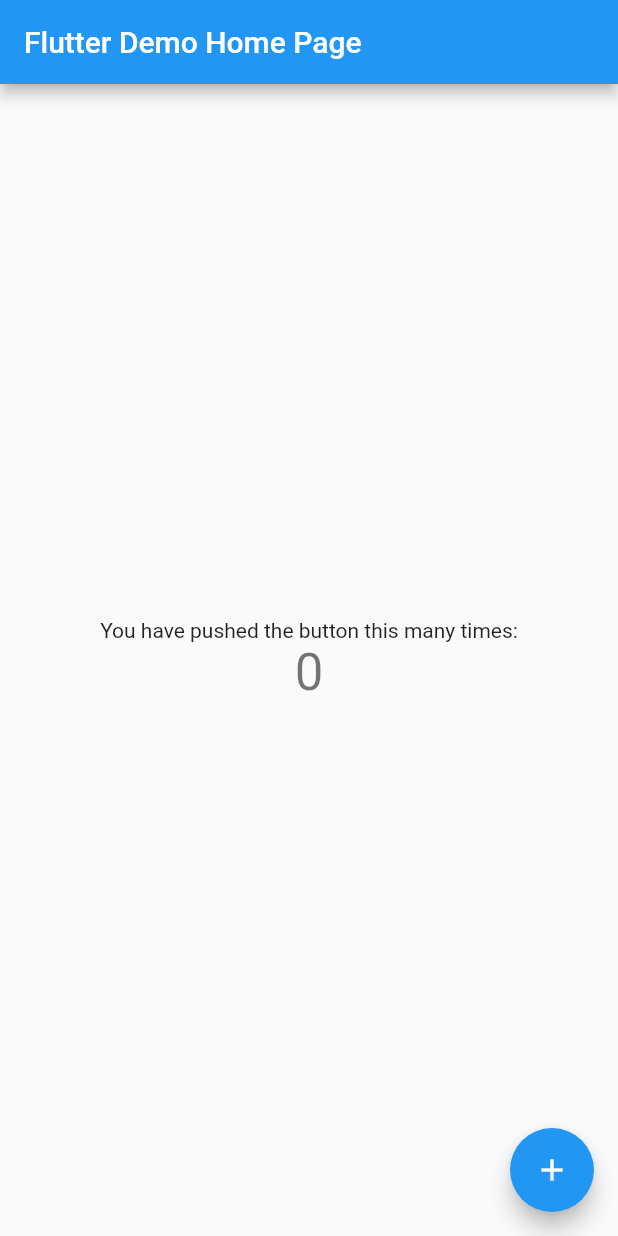
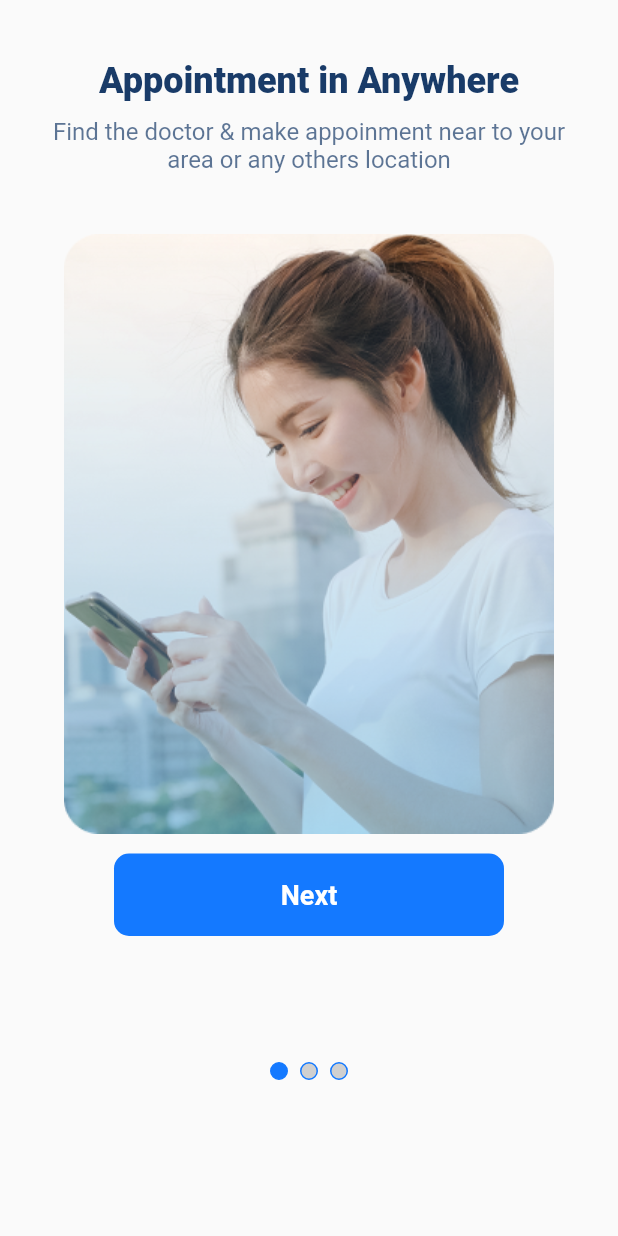
Before and after one commit to pistachio214/medi_talk_for_flutter, a Flutter app: the screen it shows after launch, on a phone screen of 412 x 824 dp. Run offline on Flutter 3.47's test engine with Material 2 defaults, Android fonts, the phone set to English and light mode, and no system bars; our stand-ins replace flutter_easyloading, shared_preferences.

Commit message:
update ios启动页和引导页完成

```diff
--- /dev/null
+++ b/lib/lang/const.dart
@@ -0,0 +1,23 @@
+class Const {
+  static String defaultSystemName = "Meditalk";
+
+  static String iosAppId = "xxxxxxxxxxxxxx";
+
+  static String androidAppId = "medi_talk";
+
+  static String defaultSystemThemeColor = "#1479FF";
+
+  static String defaultSystemLogo = "assets/images/logo.png";
+
+  static String defaultLoadingGif = "assets/images/loading.gif";
+
+  static String defaultBaseUrl = 'http://192.168.0.208/api';
+
+  static String defaultImageBaseUrl = "https://stationm.slyours.com";
+
+  // 确定按钮的key
+  static int okActionKey = 1;
+
+  // 取消按钮的key
+  static int cancelActionKey = 2;
+}
--- /dev/null
+++ b/lib/lang/routers.dart
@@ -0,0 +1,11 @@
+// ignore_for_file: non_constant_identifier_names
+class Routers {
+  /// 引导界面
+  static String LANDING = 'landing';
+
+  /// 登录界面
+  static String LOGIN = 'login';
+
+  /// main界面
+  static String MAIN = '/';
+}
--- a/lib/main.dart
+++ b/lib/main.dart
@@ -1,115 +1,45 @@
 import 'package:flutter/material.dart';
+import 'package:flutter/services.dart';
+import 'package:flutter_easyloading/flutter_easyloading.dart';
+import 'package:medi_talk_for_flutter/lang/const.dart';
+import 'package:medi_talk_for_flutter/lang/routers.dart';
+import 'package:medi_talk_for_flutter/router/global_router_key.dart';
+import 'package:medi_talk_for_flutter/router/index.dart';
+import 'package:medi_talk_for_flutter/utils/color_util.dart';
+import 'package:medi_talk_for_flutter/utils/shared_preferences_util.dart';
 
 void main() {
-  runApp(const MyApp());
+  WidgetsFlutterBinding.ensureInitialized();
+
+  SystemUiOverlayStyle systemUiOverlayStyle = const SystemUiOverlayStyle(
+    statusBarColor: Colors.transparent,
+  );
+
+  SystemChrome.setSystemUIOverlayStyle(systemUiOverlayStyle);
+
+  SharedPreferencesUtil.getInstance().then((_) {
+    runApp(const MediTalkApp());
+  });
 }
 
-class MyApp extends StatelessWidget {
-  const MyApp({super.key});
+class MediTalkApp extends StatelessWidget {
+  const MediTalkApp({super.key});
 
   // This widget is the root of your application.
   @override
   Widget build(BuildContext context) {
     return MaterialApp(
-      title: 'Flutter Demo',
+      title: Const.defaultSystemName,
       theme: ThemeData(
-        // This is the theme of your application.
-        //
-        // Try running your application with "flutter run". You'll see the
-        // application has a blue toolbar. Then, without quitting the app, try
-        // changing the primarySwatch below to Colors.green and then invoke
-        // "hot reload" (press "r" in the console where you ran "flutter run",
-        // or simply save your changes to "hot reload" in a Flutter IDE).
-        // Notice that the counter didn't reset back to zero; the application
-        // is not restarted.
-        primarySwatch: Colors.blue,
+        primarySwatch: ColorUtil.createMaterialColor(
+          ColorUtil.hexToColor(Const.defaultSystemThemeColor),
+        ),
+        // backgroundColor: const Color(0xffFFFFFF),
       ),
-      home: const MyHomePage(title: 'Flutter Demo Home Page'),
+      initialRoute: Routers.MAIN,
+      onGenerateRoute: onGenerateRoute,
+      navigatorKey: GlobalRouterKey.navigatorKey,
+      builder: EasyLoading.init(),
     );
   }
 }
-
-class MyHomePage extends StatefulWidget {
-  const MyHomePage({super.key, required this.title});
-
-  // This widget is the home page of your application. It is stateful, meaning
-  // that it has a State object (defined below) that contains fields that affect
-  // how it looks.
-
-  // This class is the configuration for the state. It holds the values (in this
-  // case the title) provided by the parent (in this case the App widget) and
-  // used by the build method of the State. Fields in a Widget subclass are
-  // always marked "final".
-
-  final String title;
-
-  @override
-  State<MyHomePage> createState() => _MyHomePageState();
-}
-
-class _MyHomePageState extends State<MyHomePage> {
-  int _counter = 0;
-
-  void _incrementCounter() {
-    setState(() {
-      // This call to setState tells the Flutter framework that something has
-      // changed in this State, which causes it to rerun the build method below
-      // so that the display can reflect the updated values. If we changed
-      // _counter without calling setState(), then the build method would not be
-      // called again, and so nothing would appear to happen.
-      _counter++;
-    });
-  }
-
-  @override
-  Widget build(BuildContext context) {
-    // This method is rerun every time setState is called, for instance as done
-    // by the _incrementCounter method above.
-    //
-    // The Flutter framework has been optimized to make rerunning build methods
-    // fast, so that you can just rebuild anything that needs updating rather
-    // than having to individually change instances of widgets.
-    return Scaffold(
-      appBar: AppBar(
-        // Here we take the value from the MyHomePage object that was created by
-        // the App.build method, and use it to set our appbar title.
-        title: Text(widget.title),
-      ),
-      body: Center(
-        // Center is a layout widget. It takes a single child and positions it
-        // in the middle of the parent.
-        child: Column(
-          // Column is also a layout widget. It takes a list of children and
-          // arranges them vertically. By default, it sizes itself to fit its
-          // children horizontally, and tries to be as tall as its parent.
-          //
-          // Invoke "debug painting" (press "p" in the console, choose the
-          // "Toggle Debug Paint" action from the Flutter Inspector in Android
-          // Studio, or the "Toggle Debug Paint" command in Visual Studio Code)
-          // to see the wireframe for each widget.
-          //
-          // Column has various properties to control how it sizes itself and
-          // how it positions its children. Here we use mainAxisAlignment to
-          // center the children vertically; the main axis here is the vertical
-          // axis because Columns are vertical (the cross axis would be
-          // horizontal).
-          mainAxisAlignment: MainAxisAlignment.center,
-          children: <Widget>[
-            const Text(
-              'You have pushed the button this many times:',
-            ),
-            Text(
-              '$_counter',
-              style: Theme.of(context).textTheme.headline4,
-            ),
-          ],
-        ),
-      ),
-      floatingActionButton: FloatingActionButton(
-        onPressed: _incrementCounter,
-        tooltip: 'Increment',
-        child: const Icon(Icons.add),
-      ), // This trailing comma makes auto-formatting nicer for build methods.
-    );
-  }
-}
--- /dev/null
+++ b/lib/router/global_router_key.dart
@@ -0,0 +1,5 @@
+import 'package:flutter/cupertino.dart';
+
+class GlobalRouterKey {
+  static GlobalKey<NavigatorState> navigatorKey = GlobalKey();
+}
--- /dev/null
+++ b/lib/router/index.dart
@@ -0,0 +1,58 @@
+import 'package:flutter/material.dart';
+import 'package:flutter_easyloading/flutter_easyloading.dart';
+import 'package:medi_talk_for_flutter/utils/shared_preferences_util.dart';
+import 'package:medi_talk_for_flutter/lang/routers.dart';
+import 'package:medi_talk_for_flutter/views/landing/index.dart';
+import 'package:medi_talk_for_flutter/views/login/index.dart';
+import 'package:medi_talk_for_flutter/views/main/index.dart';
+
+final Map<String, Function> routes = {
+  Routers.LANDING: (context) => const Landing(),
+  Routers.LOGIN: (context) => const Login(),
+  Routers.MAIN: (context) => const Main(),
+};
+
+final List<String> noValidationRouters = <String>[
+  Routers.LANDING,
+  Routers.LOGIN,
+];
+
+var onGenerateRoute = (RouteSettings settings) {
+  //String? 表示name为可空类型
+  final String? name = settings.name;
+  //Function? 表示pageContentBuilder为可空类型
+  final Function? pageContentBuilder = routes[name];
+
+  if (pageContentBuilder != null) {
+    // 判断是否第一次打开App(打开引导页)
+    bool? firstOpenStatus =
+        SharedPreferencesUtil.preferences.getBool("fistOpen");
+    if (firstOpenStatus == null || !firstOpenStatus) {
+      return MaterialPageRoute(builder: (context) => const Landing());
+    }
+
+    // 非登录界面检测是否有token的存在,其余的都要登录
+    if (noValidationRouters.isNotEmpty && !noValidationRouters.contains(name)) {
+      String? token = SharedPreferencesUtil.preferences.getString("token");
+      if (token == null) {
+        EasyLoading.showToast("请您先登录后再执行操作");
+        return MaterialPageRoute(builder: (context) => const Login());
+      }
+    }
+
+    late Route route;
+    if (settings.arguments != null) {
+      route = MaterialPageRoute(
+        builder: (context) {
+          return pageContentBuilder(context, arguments: settings.arguments);
+        },
+      );
+    } else {
+      route =
+          MaterialPageRoute(builder: (context) => pageContentBuilder(context));
+    }
+
+    return route;
+  }
+  return null;
+};
--- /dev/null
+++ b/lib/utils/color_util.dart
@@ -0,0 +1,35 @@
+import 'package:flutter/material.dart';
+
+class ColorUtil {
+  // 颜色 数据转换
+  static MaterialColor createMaterialColor(Color color) {
+    List<double> strengths = <double>[.05];
+    Map<int, Color> swatch = <int, Color>{};
+    final int r = color.red, g = color.green, b = color.blue;
+
+    for (int i = 1; i < 10; i++) {
+      strengths.add(0.1 * i);
+    }
+    for (var strength in strengths) {
+      final double ds = 0.5 - strength;
+      swatch[(strength * 1000).round()] = Color.fromRGBO(
+        r + ((ds < 0 ? r : (255 - r)) * ds).round(),
+        g + ((ds < 0 ? g : (255 - g)) * ds).round(),
+        b + ((ds < 0 ? b : (255 - b)) * ds).round(),
+        1,
+      );
+    }
+    return MaterialColor(color.value, swatch);
+  }
+
+  static Color hexToColor(String s) {
+    // 如果传入的十六进制颜色值不符合要求，返回默认值
+    if (s.isEmpty ||
+        s.length != 7 ||
+        int.tryParse(s.substring(1, 7), radix: 16) == null) {
+      s = '#999999';
+    }
+
+    return Color(int.parse(s.substring(1, 7), radix: 16) + 0xFF000000);
+  }
+}
--- /dev/null
+++ b/lib/utils/shared_preferences_util.dart
@@ -0,0 +1,10 @@
+import 'package:shared_preferences/shared_preferences.dart';
+
+class SharedPreferencesUtil {
+  static SharedPreferences preferences = {} as SharedPreferences;
+
+  static Future<bool> getInstance() async {
+    preferences = await SharedPreferences.getInstance();
+    return true;
+  }
+}
--- /dev/null
+++ b/lib/views/landing/index.dart
@@ -0,0 +1,127 @@
+import 'package:flutter/material.dart';
+import 'package:medi_talk_for_flutter/lang/const.dart';
+import 'package:medi_talk_for_flutter/lang/routers.dart';
+import 'package:medi_talk_for_flutter/utils/color_util.dart';
+import 'package:medi_talk_for_flutter/widgets/landing/landing_widget.dart';
+import 'package:medi_talk_for_flutter/utils/shared_preferences_util.dart';
+
+class Landing extends StatefulWidget {
+  const Landing({Key? key}) : super(key: key);
+
+  @override
+  State<Landing> createState() => _LandingState();
+}
+
+class _LandingState extends State<Landing> with SingleTickerProviderStateMixin {
+  late bool isVisible = true;
+
+  late String buttonText = "Next";
+
+  final List<Widget> listLanding = [
+    const LandingWidget(
+      imgUrl: "assets/images/landing1.png",
+      title: "Appointment in Anywhere",
+      content:
+          "Find the doctor & make appoinment near to your area or any others location",
+    ),
+    const LandingWidget(
+      imgUrl: "assets/images/landing2.png",
+      title: "Huge Specialist",
+      content: "Lots of specialist what you need find in one place",
+    ),
+    const LandingWidget(
+      imgUrl: "assets/images/landing3.png",
+      title: "Online Doctor Support",
+      content: "Get online support from aywhere by text / audio - video call",
+    ),
+  ];
+
+  late final TabController _tabController =
+      TabController(initialIndex: 0, length: listLanding.length, vsync: this);
+
+  @override
+  void initState() {
+    super.initState();
+    SharedPreferencesUtil.preferences.setBool("fistOpen", true);
+
+    _tabController.addListener(() {
+      if (_tabController.index == (listLanding.length - 1)) {
+        setState(() {
+          isVisible = false;
+          buttonText = "Get Started";
+        });
+      } else {
+        setState(() {
+          isVisible = true;
+          buttonText = "Next";
+        });
+      }
+    });
+  }
+
+  @override
+  Widget build(BuildContext context) {
+    return Scaffold(
+      body: Stack(
+        children: <Widget>[
+          TabBarView(
+            controller: _tabController,
+            children: listLanding,
+          ),
+          Container(
+            margin: const EdgeInsets.only(bottom: 100),
+            child: Align(
+              alignment: Alignment.bottomCenter,
+              child: TabPageSelector(
+                controller: _tabController,
+                selectedColor:
+                    ColorUtil.hexToColor(Const.defaultSystemThemeColor),
+                indicatorSize: 12,
+                color: const Color.fromRGBO(0, 0, 0, 0.17),
+              ),
+            ),
+          ),
+          Container(
+            margin: const EdgeInsets.only(bottom: 200),
+            child: Align(
+              alignment: Alignment.bottomCenter,
+              child: Container(
+                width: 260,
+                height: 55,
+                decoration: BoxDecoration(
+                  color: ColorUtil.hexToColor(Const.defaultSystemThemeColor),
+                  borderRadius: const BorderRadius.all(Radius.circular(10)),
+                ),
+                child: TextButton(
+                  style: ButtonStyle(
+                    shape: MaterialStateProperty.all(
+                      const RoundedRectangleBorder(
+                        borderRadius: BorderRadius.all(Radius.circular(10)),
+                      ),
+                    ),
+                  ),
+                  onPressed: () {
+                    if (_tabController.index == (listLanding.length - 1)) {
+                      Navigator.of(context).pushNamed(Routers.MAIN);
+                    } else {
+                      int index = _tabController.index;
+                      _tabController.index = index + 1;
+                    }
+                  },
+                  child: Text(
+                    buttonText,
+                    style: TextStyle(
+                      color: ColorUtil.hexToColor("#FFFFFF"),
+                      fontWeight: FontWeight.w700,
+                      fontSize: 18,
+                    ),
+                  ),
+                ),
+              ),
+            ),
+          ),
+        ],
+      ),
+    );
+  }
+}
--- /dev/null
+++ b/lib/widgets/landing/landing_widget.dart
@@ -0,0 +1,70 @@
+import 'package:flutter/material.dart';
+import 'package:medi_talk_for_flutter/lang/const.dart';
+import 'package:medi_talk_for_flutter/utils/color_util.dart';
+
+class LandingWidget extends StatefulWidget {
+  const LandingWidget({
+    Key? key,
+    required this.imgUrl,
+    required this.title,
+    required this.content,
+  }) : super(key: key);
+
+  final String imgUrl;
+
+  final String title;
+
+  final String content;
+
+  @override
+  State<LandingWidget> createState() => _LandingWidgetState();
+}
+
+class _LandingWidgetState extends State<LandingWidget> {
+  @override
+  Widget build(BuildContext context) {
+    final Size size = MediaQuery.of(context).size;
+    return SizedBox(
+      width: size.width,
+      height: size.height,
+      child: SafeArea(
+        child: Container(
+          padding: const EdgeInsets.only(top: 40),
+          child: Column(
+            children: <Widget>[
+              Container(
+                alignment: Alignment.center,
+                child: Text(
+                  widget.title,
+                  style: TextStyle(
+                    fontWeight: FontWeight.w800,
+                    fontSize: 24,
+                    color: ColorUtil.hexToColor("#193B68"),
+                  ),
+                ),
+              ),
+              Container(
+                alignment: Alignment.center,
+                width: size.width - 60,
+                margin: const EdgeInsets.only(top: 10, bottom: 40),
+                child: Text(
+                  widget.content,
+                  textAlign: TextAlign.center,
+                  style: const TextStyle(
+                    fontWeight: FontWeight.w400,
+                    fontSize: 16,
+                    color: Color.fromRGBO(25, 59, 105, 0.7),
+                  ),
+                ),
+              ),
+              Image.asset(
+                widget.imgUrl,
+                fit: BoxFit.fill,
+              ),
+            ],
+          ),
+        ),
+      ),
+    );
+  }
+}
```
Also changed, not shown: lib/utils/logs_util.dart (added, +11 -0 lines), lib/views/login/index.dart (added, +75 -0 lines), lib/views/main/index.dart (added, +47 -0 lines), pubspec.yaml (+14 -3 lines), assets/images/avatar.png (added), assets/images/landing1.png (added), assets/images/landing2.png (added), assets/images/landing3.png (added), assets/images/logo.png (added), assets/images/system/menu-line-1.png (added), pubspec.lock, 49 other files.
